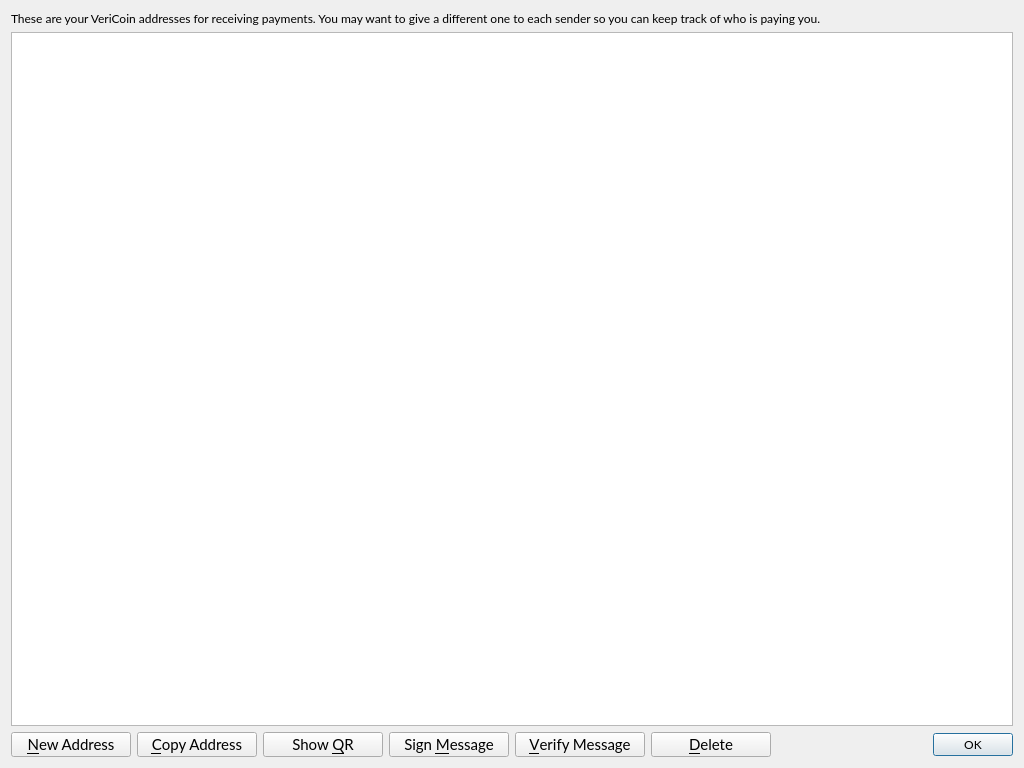
This is src/qt/forms/addressbookpage.ui in VeriConomy/vericoin as Qt 5 draws it before an edit. The edited form follows.
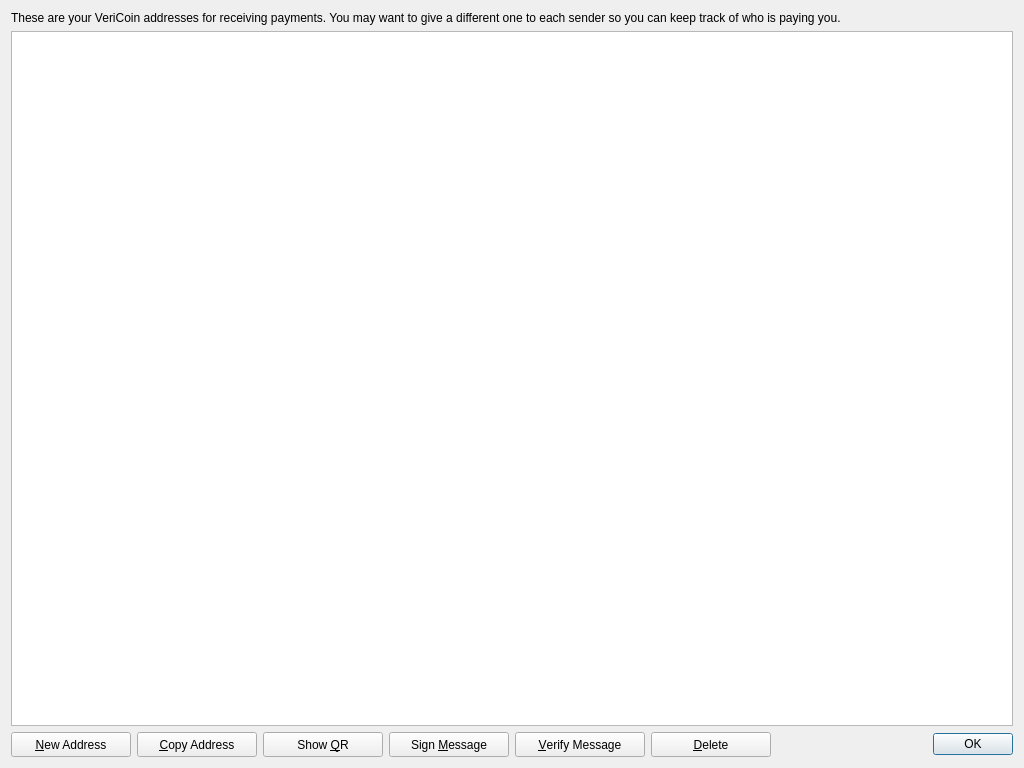
This is the edited form. Icons and pictures are not drawn.

Commit message: more on mac fonts

```diff
--- a/src/qt/forms/addressbookpage.ui
+++ b/src/qt/forms/addressbookpage.ui
@@ -10,22 +10,12 @@
     <height>768</height>
    </rect>
   </property>
-  <property name="font">
-   <font>
-    <family>Lato</family>
-   </font>
-  </property>
   <property name="windowTitle">
    <string>Address Book</string>
   </property>
   <layout class="QVBoxLayout" name="verticalLayout">
    <item>
     <widget class="QLabel" name="labelExplanation">
-     <property name="font">
-      <font>
-       <pointsize>9</pointsize>
-      </font>
-     </property>
      <property name="text">
       <string>These are your VeriCoin addresses for receiving payments. You may want to give a different one to each sender so you can keep track of who is paying you.</string>
      </property>
@@ -84,12 +74,6 @@
          <height>25</height>
         </size>
        </property>
-       <property name="font">
-        <font>
-         <family>Lato</family>
-         <pointsize>11</pointsize>
-        </font>
-       </property>
        <property name="toolTip">
         <string>Create a new address</string>
        </property>
@@ -116,12 +100,6 @@
          <height>25</height>
         </size>
        </property>
-       <property name="font">
-        <font>
-         <family>Lato</family>
-         <pointsize>11</pointsize>
-        </font>
-       </property>
        <property name="toolTip">
         <string>Copy the currently selected address to the system clipboard</string>
        </property>
@@ -148,12 +126,6 @@
          <height>25</height>
         </size>
        </property>
-       <property name="font">
-        <font>
-         <family>Lato</family>
-         <pointsize>11</pointsize>
-        </font>
-       </property>
        <property name="text">
         <string>Show &amp;QR</string>
        </property>
@@ -177,12 +149,6 @@
          <height>25</height>
         </size>
        </property>
-       <property name="font">
-        <font>
-         <family>Lato</family>
-         <pointsize>11</pointsize>
-        </font>
-       </property>
        <property name="toolTip">
         <string>Sign a message to prove you own a VeriCoin address</string>
        </property>
@@ -209,12 +175,6 @@
          <height>25</height>
         </size>
        </property>
-       <property name="font">
-        <font>
-         <family>Lato</family>
-         <pointsize>11</pointsize>
-        </font>
-       </property>
        <property name="toolTip">
         <string>Verify a message to ensure it was signed with a specified VeriCoin address</string>
        </property>
@@ -241,12 +201,6 @@
          <height>25</height>
         </size>
        </property>
-       <property name="font">
-        <font>
-         <family>Lato</family>
-         <pointsize>11</pointsize>
-        </font>
-       </property>
        <property name="toolTip">
         <string>Delete the currently selected address from the list</string>
        </property>
```
The commit also changes 32 other files.
